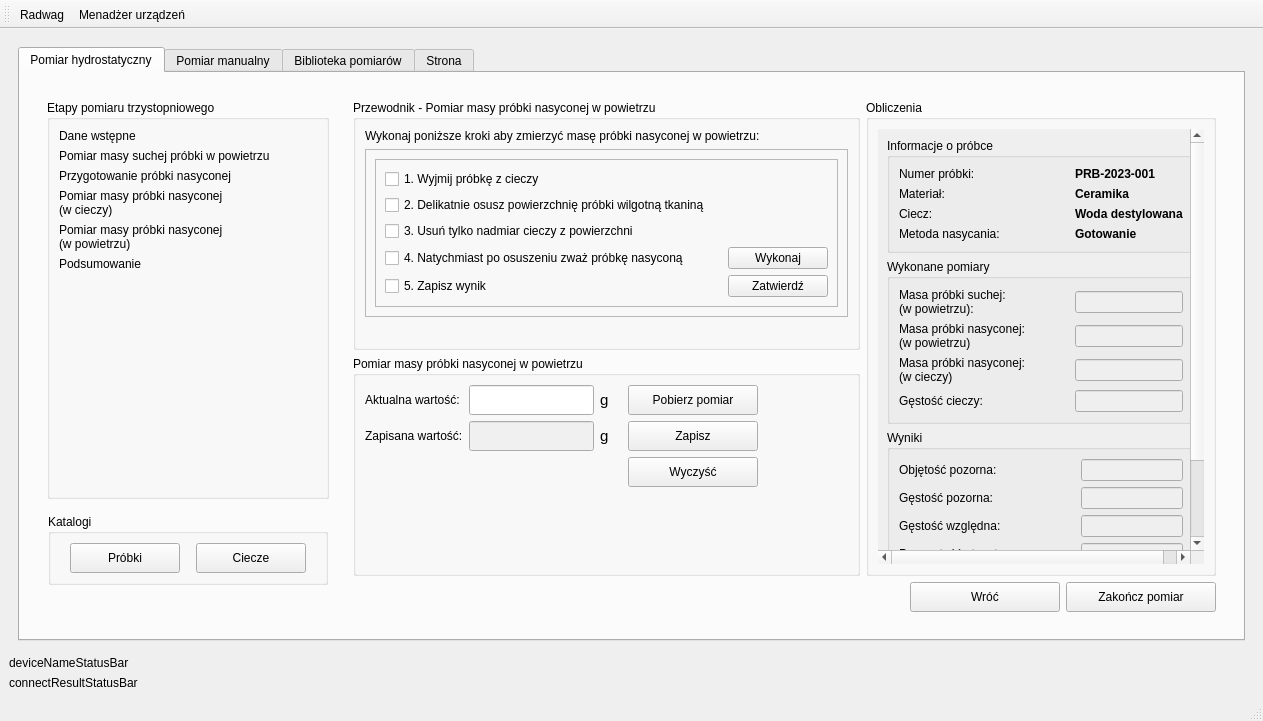
Old version of the form main_window.ui in the repository mar8us/SerialPortConnectorRadwag.
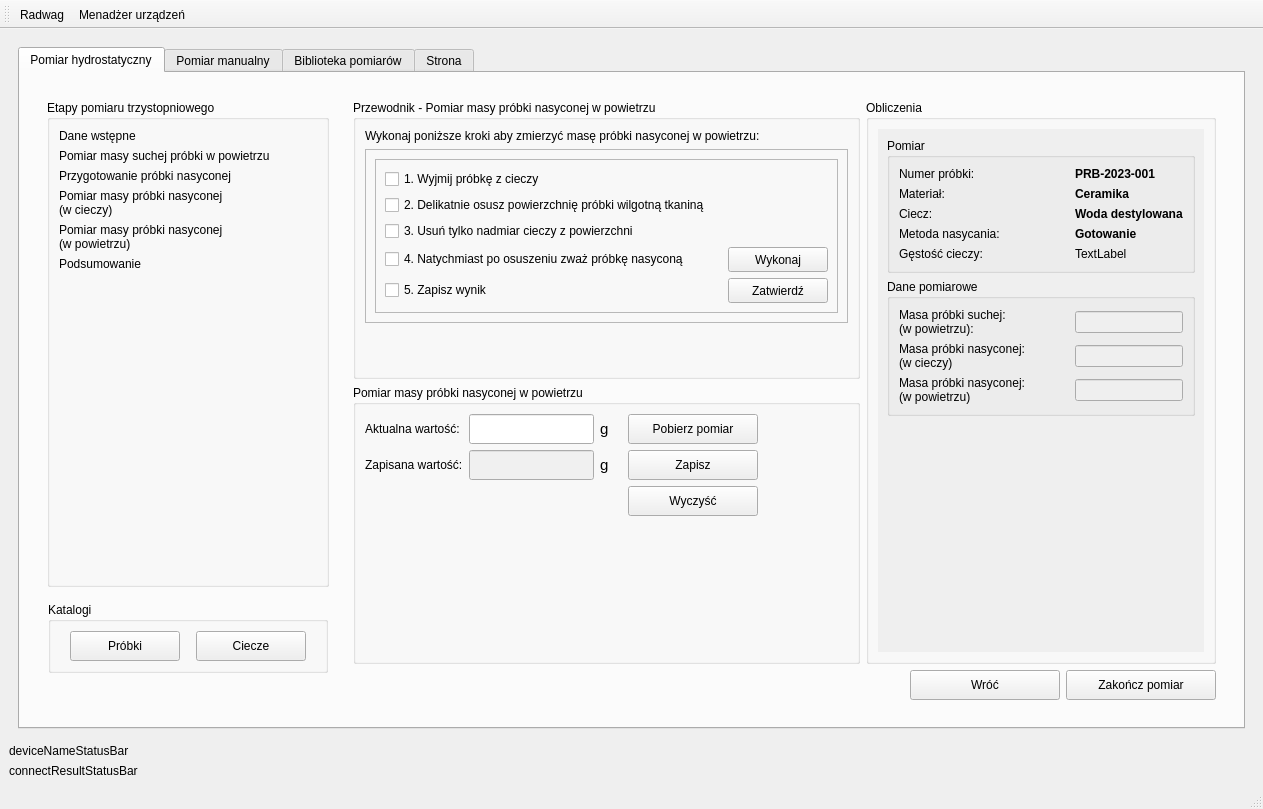
New version of the form. The open tabs and pages were chosen to show the change. Icons and pictures are not drawn.

Commit message: Guide operation buttons for triple measures process

Diff of the .ui file:
```diff
--- a/main_window.ui
+++ b/main_window.ui
@@ -7,7 +7,7 @@
     <x>0</x>
     <y>0</y>
     <width>1263</width>
-    <height>721</height>
+    <height>809</height>
    </rect>
   </property>
   <property name="minimumSize">
@@ -30,6 +30,12 @@
        <layout class="QHBoxLayout" name="horizontalLayoutMeasureDensity">
         <item>
          <widget class="QTabWidget" name="tabWidgetMain">
+          <property name="minimumSize">
+           <size>
+            <width>100</width>
+            <height>25</height>
+           </size>
+          </property>
           <property name="currentIndex">
            <number>0</number>
           </property>
@@ -4504,6 +4510,12 @@
                                </item>
                                <item>
                                 <widget class="QPushButton" name="buttonSaturatedMassExecuteStepFour">
+                                 <property name="minimumSize">
+                                  <size>
+                                   <width>100</width>
+                                   <height>25</height>
+                                  </size>
+                                 </property>
                                  <property name="maximumSize">
                                   <size>
                                    <width>100</width>
@@ -4528,6 +4540,12 @@
                                </item>
                                <item>
                                 <widget class="QPushButton" name="buttonSaturatedMassExecuteStepFive">
+                                 <property name="minimumSize">
+                                  <size>
+                                   <width>100</width>
+                                   <height>25</height>
+                                  </size>
+                                 </property>
                                  <property name="maximumSize">
                                   <size>
                                    <width>100</width>
@@ -4604,14 +4622,14 @@
                             <x>0</x>
                             <y>0</y>
                             <width>360</width>
-                            <height>673</height>
+                            <height>407</height>
                            </rect>
                           </property>
                           <layout class="QVBoxLayout" name="verticalLayout_6">
                            <item>
                             <widget class="QGroupBox" name="groupBox_4">
                              <property name="title">
-                              <string>Informacje o próbce</string>
+                              <string>Pomiar</string>
                              </property>
                              <layout class="QFormLayout" name="formLayout_6">
                               <item row="0" column="0">
@@ -4696,6 +4714,26 @@
                                 </property>
                                </widget>
                               </item>
+                              <item row="5" column="0">
+                               <widget class="QLabel" name="labelDensityLiquidFinishMeasurementTriple">
+                                <property name="minimumSize">
+                                 <size>
+                                  <width>170</width>
+                                  <height>0</height>
+                                 </size>
+                                </property>
+                                <property name="text">
+                                 <string>Gęstość cieczy:</string>
+                                </property>
+                               </widget>
+                              </item>
+                              <item row="5" column="1">
+                               <widget class="QLabel" name="editDensityAirSaturatedTriple">
+                                <property name="text">
+                                 <string>TextLabel</string>
+                                </property>
+                               </widget>
+                              </item>
                              </layout>
                             </widget>
                            </item>
@@ -4708,7 +4746,7 @@
                               </size>
                              </property>
                              <property name="title">
-                              <string>Wykonane pomiary</string>
+                              <string>Dane pomiarowe</string>
                              </property>
                              <layout class="QGridLayout" name="gridLayout_4">
                               <item row="0" column="0">
@@ -4719,8 +4757,8 @@
                                 </property>
                                </widget>
                               </item>
-                              <item row="0" column="1">
-                               <widget class="QLineEdit" name="editDryMeasureSaturatedTriple">
+                              <item row="2" column="1">
+                               <widget class="QLineEdit" name="editAirSaturatedTriple">
                                 <property name="enabled">
                                  <bool>false</bool>
                                 </property>
@@ -4739,6 +4777,39 @@
                                </widget>
                               </item>
                               <item row="1" column="0">
+                               <widget class="QLabel" name="labelLiquidMeasureFinishMeasurementTriple">
+                                <property name="minimumSize">
+                                 <size>
+                                  <width>170</width>
+                                  <height>0</height>
+                                 </size>
+                                </property>
+                                <property name="text">
+                                 <string>Masa próbki nasyconej:
+(w cieczy)</string>
+                                </property>
+                               </widget>
+                              </item>
+                              <item row="0" column="1">
+                               <widget class="QLineEdit" name="editDryAirSaturatedTriple">
+                                <property name="enabled">
+                                 <bool>false</bool>
+                                </property>
+                                <property name="maximumSize">
+                                 <size>
+                                  <width>120</width>
+                                  <height>16777215</height>
+                                 </size>
+                                </property>
+                                <property name="alignment">
+                                 <set>Qt::AlignmentFlag::AlignRight|Qt::AlignmentFlag::AlignTrailing|Qt::AlignmentFlag::AlignVCenter</set>
+                                </property>
+                                <property name="readOnly">
+                                 <bool>true</bool>
+                                </property>
+                               </widget>
+                              </item>
+                              <item row="2" column="0">
                                <widget class="QLabel" name="labelMeasureSaturatedFinishMeasurementTriple">
                                 <property name="minimumSize">
                                  <size>
@@ -4753,72 +4824,7 @@
                                </widget>
                               </item>
                               <item row="1" column="1">
-                               <widget class="QLineEdit" name="editMeasureSaturatedTriple">
-                                <property name="enabled">
-                                 <bool>false</bool>
-                                </property>
-                                <property name="maximumSize">
-                                 <size>
-                                  <width>120</width>
-                                  <height>16777215</height>
-                                 </size>
-                                </property>
-                                <property name="alignment">
-                                 <set>Qt::AlignmentFlag::AlignRight|Qt::AlignmentFlag::AlignTrailing|Qt::AlignmentFlag::AlignVCenter</set>
-                                </property>
-                                <property name="readOnly">
-                                 <bool>true</bool>
-                                </property>
-                               </widget>
-                              </item>
-                              <item row="2" column="0">
-                               <widget class="QLabel" name="labelLiquidMeasureFinishMeasurementTriple">
-                                <property name="minimumSize">
-                                 <size>
-                                  <width>170</width>
-                                  <height>0</height>
-                                 </size>
-                                </property>
-                                <property name="text">
-                                 <string>Masa próbki nasyconej:
-(w cieczy)</string>
-                                </property>
-                               </widget>
-                              </item>
-                              <item row="2" column="1">
-                               <widget class="QLineEdit" name="editLiquidMeasureSaturatedTriple">
-                                <property name="enabled">
-                                 <bool>false</bool>
-                                </property>
-                                <property name="maximumSize">
-                                 <size>
-                                  <width>120</width>
-                                  <height>16777215</height>
-                                 </size>
-                                </property>
-                                <property name="alignment">
-                                 <set>Qt::AlignmentFlag::AlignRight|Qt::AlignmentFlag::AlignTrailing|Qt::AlignmentFlag::AlignVCenter</set>
-                                </property>
-                                <property name="readOnly">
-                                 <bool>true</bool>
-                                </property>
-                               </widget>
-                              </item>
-                              <item row="3" column="0">
-                               <widget class="QLabel" name="labelDensityLiquidFinishMeasurementTriple">
-                                <property name="minimumSize">
-                                 <size>
-                                  <width>170</width>
-                                  <height>0</height>
-                                 </size>
-                                </property>
-                                <property name="text">
-                                 <string>Gęstość cieczy:</string>
-                                </property>
-                               </widget>
-                              </item>
-                              <item row="3" column="1">
-                               <widget class="QLineEdit" name="editDensityLiquidSaturatedTriple">
+                               <widget class="QLineEdit" name="editLiquidAirSaturatedTriple">
                                 <property name="enabled">
                                  <bool>false</bool>
                                 </property>
@@ -4840,234 +4846,17 @@
                             </widget>
                            </item>
                            <item>
-                            <widget class="QGroupBox" name="calculationHydroResultsGroupBox_4">
-                             <property name="minimumSize">
+                            <spacer name="verticalSpacer_24">
+                             <property name="orientation">
+                              <enum>Qt::Orientation::Vertical</enum>
+                             </property>
+                             <property name="sizeHint" stdset="0">
                               <size>
-                               <width>250</width>
-                               <height>0</height>
+                               <width>20</width>
+                               <height>40</height>
                               </size>
                              </property>
-                             <property name="title">
-                              <string>Wyniki</string>
-                             </property>
-                             <layout class="QGridLayout" name="gridLayout_16">
-                              <item row="0" column="2">
-                               <widget class="QLineEdit" name="editVolumeFinishMeasurementTriple_2">
-                                <property name="enabled">
-                                 <bool>false</bool>
-                                </property>
-                                <property name="maximumSize">
-                                 <size>
-                                  <width>120</width>
-                                  <height>16777215</height>
-                                 </size>
-                                </property>
-                                <property name="alignment">
-                                 <set>Qt::AlignmentFlag::AlignRight|Qt::AlignmentFlag::AlignTrailing|Qt::AlignmentFlag::AlignVCenter</set>
-                                </property>
-                                <property name="readOnly">
-                                 <bool>true</bool>
-                                </property>
-                               </widget>
-                              </item>
-                              <item row="0" column="0" colspan="2">
-                               <widget class="QLabel" name="labelVolumeFinishMeasurementTriple_2">
-                                <property name="minimumSize">
-                                 <size>
-                                  <width>170</width>
-                                  <height>0</height>
-                                 </size>
-                                </property>
-                                <property name="text">
-                                 <string>Objętość pozorna:</string>
-                                </property>
-                               </widget>
-                              </item>
-                              <item row="1" column="2">
-                               <widget class="QLineEdit" name="editDensityApparentFinishMeasurementTriple_2">
-                                <property name="enabled">
-                                 <bool>false</bool>
-                                </property>
-                                <property name="maximumSize">
-                                 <size>
-                                  <width>120</width>
-                                  <height>16777215</height>
-                                 </size>
-                                </property>
-                                <property name="alignment">
-                                 <set>Qt::AlignmentFlag::AlignRight|Qt::AlignmentFlag::AlignTrailing|Qt::AlignmentFlag::AlignVCenter</set>
-                                </property>
-                                <property name="readOnly">
-                                 <bool>true</bool>
-                                </property>
-                               </widget>
-                              </item>
-                              <item row="2" column="2">
-                               <widget class="QLineEdit" name="editVolumeRelativeFinishMeasurementTriple_2">
-                                <property name="enabled">
-                                 <bool>false</bool>
-                                </property>
-                                <property name="maximumSize">
-                                 <size>
-                                  <width>120</width>
-                                  <height>16777215</height>
-                                 </size>
-                                </property>
-                                <property name="alignment">
-                                 <set>Qt::AlignmentFlag::AlignRight|Qt::AlignmentFlag::AlignTrailing|Qt::AlignmentFlag::AlignVCenter</set>
-                                </property>
-                                <property name="readOnly">
-                                 <bool>true</bool>
-                                </property>
-                               </widget>
-                              </item>
-                              <item row="3" column="2">
-                               <widget class="QLineEdit" name="editPorosityFinishMeasurementTriple_2">
-                                <property name="enabled">
-                                 <bool>false</bool>
-                                </property>
-                                <property name="maximumSize">
-                                 <size>
-                                  <width>120</width>
-                                  <height>16777215</height>
-                                 </size>
-                                </property>
-                                <property name="text">
-                                 <string/>
-                                </property>
-                                <property name="alignment">
-                                 <set>Qt::AlignmentFlag::AlignRight|Qt::AlignmentFlag::AlignTrailing|Qt::AlignmentFlag::AlignVCenter</set>
-                                </property>
-                                <property name="readOnly">
-                                 <bool>true</bool>
-                                </property>
-                               </widget>
-                              </item>
-                              <item row="2" column="0" colspan="2">
-                               <widget class="QLabel" name="labelVolumeRelativeFinishMeasurementTriple_2">
-                                <property name="minimumSize">
-                                 <size>
-                                  <width>170</width>
-                                  <height>0</height>
-                                 </size>
-                                </property>
-                                <property name="text">
-                                 <string>Gęstość względna:</string>
-                                </property>
-                               </widget>
-                              </item>
-                              <item row="1" column="0" colspan="2">
-                               <widget class="QLabel" name="labelDensityApparentFinishMeasurementTriple_2">
-                                <property name="minimumSize">
-                                 <size>
-                                  <width>170</width>
-                                  <height>0</height>
-                                 </size>
-                                </property>
-                                <property name="text">
-                                 <string>Gęstość pozorna:</string>
-                                </property>
-                               </widget>
-                              </item>
-                              <item row="3" column="0">
-                               <widget class="QLabel" name="labelPorosityFinishMeasurementTriple_2">
-                                <property name="minimumSize">
-                                 <size>
-                                  <width>170</width>
-                                  <height>0</height>
-                                 </size>
-                                </property>
-                                <property name="text">
-                                 <string>Porowatość otwarta:</string>
-                                </property>
-                               </widget>
-                              </item>
-                              <item row="6" column="0" colspan="3">
-                               <layout class="QGridLayout" name="gridLayout_18">
-                                <item row="0" column="2">
-                                 <spacer name="horizontalSpacer_40">
-                                  <property name="orientation">
-                                   <enum>Qt::Orientation::Horizontal</enum>
-                                  </property>
-                                  <property name="sizeType">
-                                   <enum>QSizePolicy::Policy::Minimum</enum>
-                                  </property>
-                                  <property name="sizeHint" stdset="0">
-                                   <size>
-                                    <width>11</width>
-                                    <height>11</height>
-                                   </size>
-                                  </property>
-                                 </spacer>
-                                </item>
-                                <item row="0" column="0">
-                                 <spacer name="horizontalSpacer_42">
-                                  <property name="orientation">
-                                   <enum>Qt::Orientation::Horizontal</enum>
-                                  </property>
-                                  <property name="sizeHint" stdset="0">
-                                   <size>
-                                    <width>40</width>
-                                    <height>20</height>
-                                   </size>
-                                  </property>
-                                 </spacer>
-                                </item>
-                                <item row="0" column="1">
-                                 <widget class="QPushButton" name="buttonCalculateFinishMeasurementTriple_2">
-                                  <property name="minimumSize">
-                                   <size>
-                                    <width>110</width>
-                                    <height>30</height>
-                                   </size>
-                                  </property>
-                                  <property name="maximumSize">
-                                   <size>
-                                    <width>120</width>
-                                    <height>16777215</height>
-                                   </size>
-                                  </property>
-                                  <property name="text">
-                                   <string>Oblicz</string>
-                                  </property>
-                                 </widget>
-                                </item>
-                               </layout>
-                              </item>
-                              <item row="4" column="0">
-                               <widget class="QLabel" name="labelAbsorbabilityFinishMeasurementTriple_2">
-                                <property name="minimumSize">
-                                 <size>
-                                  <width>170</width>
-                                  <height>0</height>
-                                 </size>
-                                </property>
-                                <property name="text">
-                                 <string>Nasiąkliwość wagowa:</string>
-                                </property>
-                               </widget>
-                              </item>
-                              <item row="4" column="2">
-                               <widget class="QLineEdit" name="editAbsorbabilityFinishMeasurementTriple_2">
-                                <property name="enabled">
-                                 <bool>false</bool>
-                                </property>
-                                <property name="maximumSize">
-                                 <size>
-                                  <width>120</width>
-                                  <height>16777215</height>
-                                 </size>
-                                </property>
-                                <property name="alignment">
-                                 <set>Qt::AlignmentFlag::AlignRight|Qt::AlignmentFlag::AlignTrailing|Qt::AlignmentFlag::AlignVCenter</set>
-                                </property>
-                                <property name="readOnly">
-                                 <bool>true</bool>
-                                </property>
-                               </widget>
-                              </item>
-                             </layout>
-                            </widget>
+                            </spacer>
                            </item>
                           </layout>
                          </widget>
```
Left out of the diff: 169 changed lines with no effect on the pictures. The commit also changes 2 other files.
